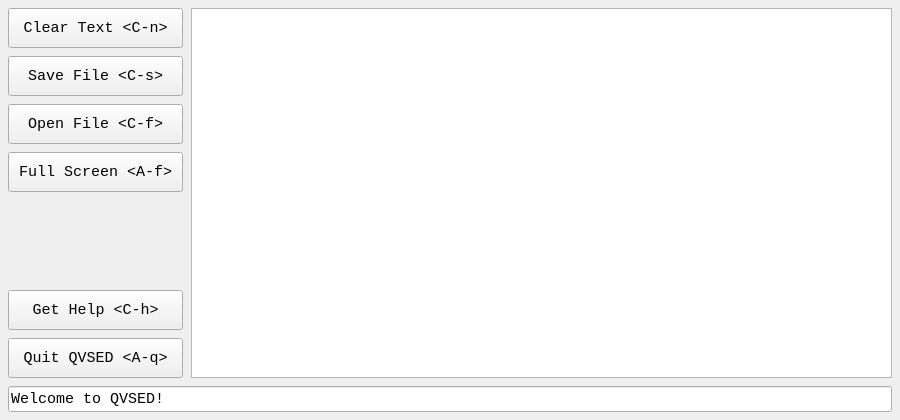
That1M8Head/QVSED, file qvsed/qvsed.ui: the form before one commit.
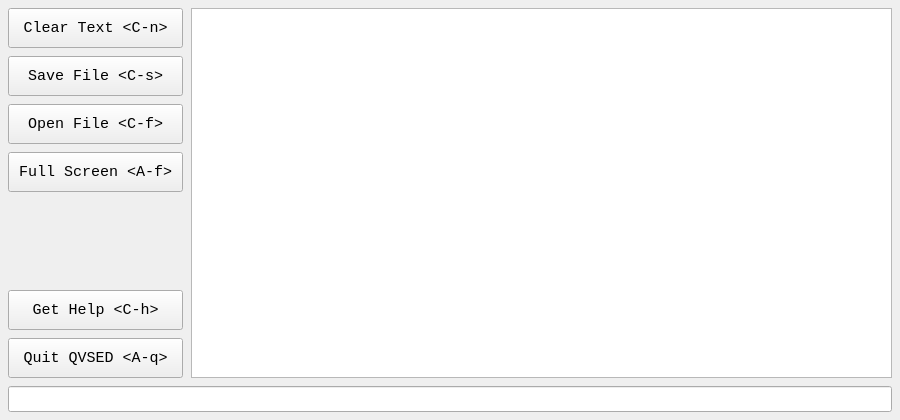
The form after the commit.

Commit message:
Updated default config colour definition style
Additionally, functional changes to do with style sheets.

Patch:
```diff
--- a/qvsed/qvsed.ui
+++ b/qvsed/qvsed.ui
@@ -253,9 +253,6 @@
           <pointsize>11</pointsize>
          </font>
         </property>
-        <property name="text">
-         <string>Welcome to QVSED!</string>
-        </property>
         <property name="cursorPosition">
          <number>0</number>
         </property>
```
The commit also changes 2 other files.
